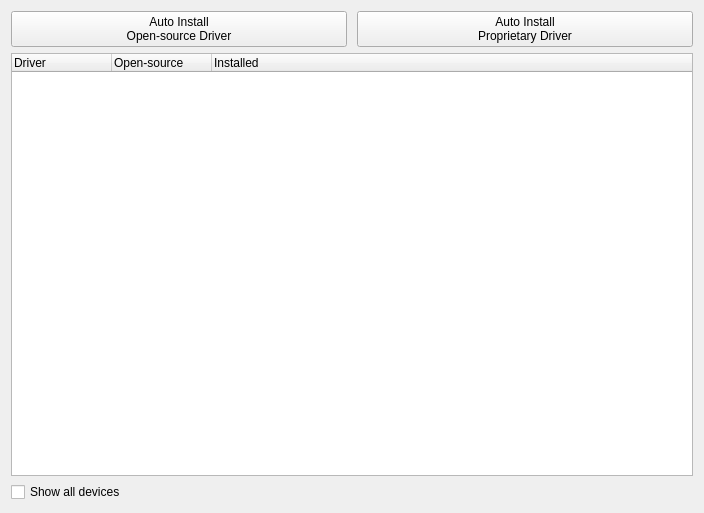
Above: src/manjaro-settings-manager/pages/PageMhwd.ui from manjaro/manjaro-settings-manager before the change. Below: the same form after it.
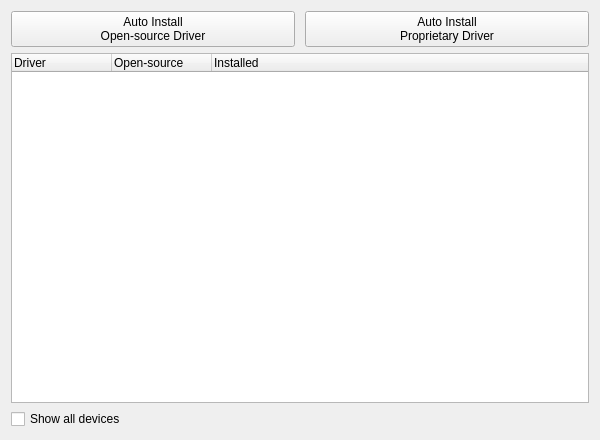
That is the form after the change.

```diff
--- a/src/manjaro-settings-manager/pages/PageMhwd.ui
+++ b/src/manjaro-settings-manager/pages/PageMhwd.ui
@@ -6,8 +6,8 @@
    <rect>
     <x>0</x>
     <y>0</y>
-    <width>704</width>
-    <height>513</height>
+    <width>600</width>
+    <height>440</height>
    </rect>
   </property>
   <property name="windowTitle">
```
